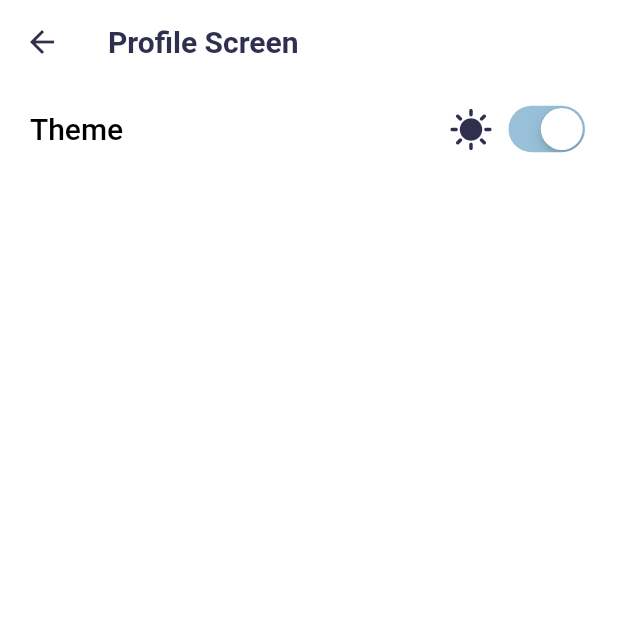
After one commit to PhaniUmmedisetti/receipe-app, a Flutter app: the ProfileScreen screen opened directly, on a phone screen of 412 x 824 dp, the top half of it. The commit adds this screen. Run offline on Flutter 3.47's test engine with Material 2 defaults, Android fonts, the phone set to English and light mode, and no system bars; our stand-ins replace dio, get, hive, hive_flutter, shimmer; accounts and stored records are empty; network calls fail; statements that could not run were skipped.

Commit message:
added theme switching and storing logic

```diff
--- a/lib/constants.dart
+++ b/lib/constants.dart
@@ -2,8 +2,7 @@
 class ApiEndPoints {
   // Base urls of api
   static const baseUrl = "https://themealdb.com/api/json/v1/1";
-  static const baseUrlFilter =
-      "https://themealdb.com/api/json/v1/1/filter.php?c=";
+  static const baseUrlFilter = "https://themealdb.com/api/json/v1/1/filter.php?c=";
 
   // Endpoint for filter by category
 
@@ -12,6 +11,8 @@ class ApiEndPoints {
 }
 
 const String mealDbName = "MealBox";
+const String themeDbName = "ThemeBox";
+const String themeSaveKey = 'theme';
 
 //'https://themealdb.com/api/json/v1/1/categories.php'
 
--- /dev/null
+++ b/lib/services/theme_service.dart
@@ -0,0 +1,83 @@
+import 'package:flutter/material.dart';
+import 'package:get/get.dart';
+import 'package:hive/hive.dart';
+import 'package:meals/constants.dart';
+
+/// Service class dealing with all things theme related.
+///
+///   1 = light and 2 = dark while saving the theme to box.
+///
+class ThemeService extends GetxController {
+  final _themeBox = Hive.box(themeDbName);
+
+  @override
+  void onInit() {
+    _populateTheme();
+    super.onInit();
+  }
+
+  /// Method to populate the theme mode data in _currentThemeMode variable after getting it from hive box.
+  _populateTheme() async {
+    /// Getting the saved value from the box.
+    int? saved = _themeBox.get(themeSaveKey);
+
+    // Nothing is saved to box yet, so defaulting the theme to light
+    if (saved == null) {
+      _currentThemeMode.value = ThemeMode.light;
+    } else {
+      // 1 = light.
+      if (saved == 1) {
+        _currentThemeMode.value = ThemeMode.light;
+      }
+      // anything else than 1 = dark.
+      else {
+        _currentThemeMode.value = ThemeMode.dark;
+      }
+    }
+  }
+
+  late final Rx<ThemeMode> _currentThemeMode = ThemeMode.light.obs;
+
+  // Getter to get current theme mode.
+  ThemeMode get currentThemeMode => _currentThemeMode.value;
+
+  /// Function to save user selected theme mode to box.
+  Future<void> setCurrentThemeMode(ThemeMode mode) async {
+    // updating variable.
+    _currentThemeMode.value = mode;
+    // storing to box.
+    await _themeBox.put(themeSaveKey, mode == ThemeMode.light ? 1 : 2);
+    Get.changeTheme(mode == ThemeMode.dark ? darkModeData : lightModeData);
+    update();
+  }
+
+  /// Getter to get light theme mode theme data.
+  ThemeData get lightModeData => _lightTheme;
+
+  /// Getter to get dark theme mode theme data.
+  ThemeData get darkModeData => _darkTheme;
+
+  final ThemeData _lightTheme = ThemeData(
+    primaryColor: const Color(0xFF302F4D),
+    primaryColorLight: const Color(0xFF302F4D),
+    backgroundColor: Colors.white,
+    highlightColor: const Color(0xFF98c1d9),
+    // // ignore: deprecated_member_use
+    // buttonColor: const Color(0xFF3d5a80),
+    colorScheme: const ColorScheme.light(
+      secondary: Colors.black,
+    ),
+  );
+
+  final ThemeData _darkTheme = ThemeData(
+    primaryColor: const Color(0xFF302F4D),
+    primaryColorLight: Colors.white,
+    backgroundColor: const Color(0xFF120D31),
+    colorScheme: const ColorScheme.dark(
+      secondary: Colors.white,
+    ),
+    highlightColor: const Color(0xFF98c1d9),
+    // // ignore: deprecated_member_use
+    // buttonColor: const Color(0xFF3d5a80),
+  );
+}
--- /dev/null
+++ b/lib/views/profile_screen.dart
@@ -0,0 +1,112 @@
+import 'package:flutter/cupertino.dart';
+import 'package:flutter/material.dart';
+import 'package:get/get.dart';
+import 'package:meals/services/theme_service.dart';
+
+class ProfileScreen extends StatelessWidget {
+  const ProfileScreen({Key? key}) : super(key: key);
+  @override
+  Widget build(BuildContext context) {
+    return Scaffold(
+      backgroundColor: Theme.of(context).backgroundColor,
+      appBar: AppBar(
+        iconTheme: IconThemeData(
+          // color: Colors.black,
+          color: Theme.of(context).primaryColorLight,
+        ),
+        backgroundColor: Colors.transparent,
+        elevation: 0,
+        title: Text(
+          'Profile Screen',
+          style: TextStyle(
+            // color: Colors.black,
+            color: Theme.of(context).primaryColorLight,
+            fontWeight: FontWeight.bold,
+            fontSize: 20,
+          ),
+        ),
+      ),
+      body: Column(
+        crossAxisAlignment: CrossAxisAlignment.start,
+        mainAxisAlignment: MainAxisAlignment.start,
+        children: [
+          SizedBox(
+            height: 60.0,
+            child: Padding(
+              padding: const EdgeInsets.symmetric(horizontal: 20.0),
+              child: Row(
+                children: [
+                  Expanded(
+                    flex: 3,
+                    child: Text(
+                      "Theme",
+                      style: TextStyle(
+                        // fontFamily: 'Segoe',
+                        fontSize: 20.0,
+                        color: Theme.of(context).colorScheme.secondary,
+                        fontWeight: FontWeight.w500,
+                      ),
+                    ),
+                  ),
+                  Expanded(
+                    child: GetBuilder<ThemeService>(builder: (controller) {
+                      return Row(
+                        children: [
+                          AnimatedSwitcher(
+                            duration: const Duration(milliseconds: 500),
+                            switchInCurve: Curves.easeInSine,
+                            switchOutCurve: Curves.easeOutSine,
+                            transitionBuilder: (Widget child, Animation<double> animation) {
+                              final offsetAnimation = Tween<Offset>(
+                                      begin: const Offset(0.0, 0.8),
+                                      end: const Offset(0.0, 0.0))
+                                  .animate(animation);
+                              return SlideTransition(
+                                position: offsetAnimation,
+                                child: child,
+                              );
+                            },
+                            child: controller.currentThemeMode == ThemeMode.light
+                                ? Icon(
+                                    Icons.sunny,
+                                    key: UniqueKey(),
+                                    size: 30.0,
+                                    color: Theme.of(context).primaryColorLight,
+                                  )
+                                : Icon(
+                                    Icons.dark_mode,
+                                    key: UniqueKey(),
+                                    size: 30.0,
+                                    color: Theme.of(context).primaryColorLight,
+                                  ),
+                          ),
+                          const SizedBox(
+                            width: 6.0,
+                          ),
+                          CupertinoSwitch(
+                            value: controller.currentThemeMode == ThemeMode.light,
+                            trackColor: Theme.of(context).primaryColor,
+                            activeColor: Theme.of(context).highlightColor,
+                            onChanged: (val) async {
+                              if (val) {
+                                // ref.read(themeController.notifier).changeTheme('light');
+                                controller.setCurrentThemeMode(ThemeMode.light);
+                              } else {
+                                // ref.read(themeController.notifier).changeTheme('dark');
+                                controller.setCurrentThemeMode(ThemeMode.dark);
+                              }
+                            },
+                          ),
+                        ],
+                      );
+                    }),
+                  ),
+                ],
+              ),
+            ),
+          ),
+        ],
+      ),
+    );
+  }
+}
```
Also changed, not shown: lib/main.dart (+21 -10 lines), lib/views/home_screen.dart.dart (+26 -39 lines), lib/views/meal_screen.dart (+18 -18 lines), 182 other files.
